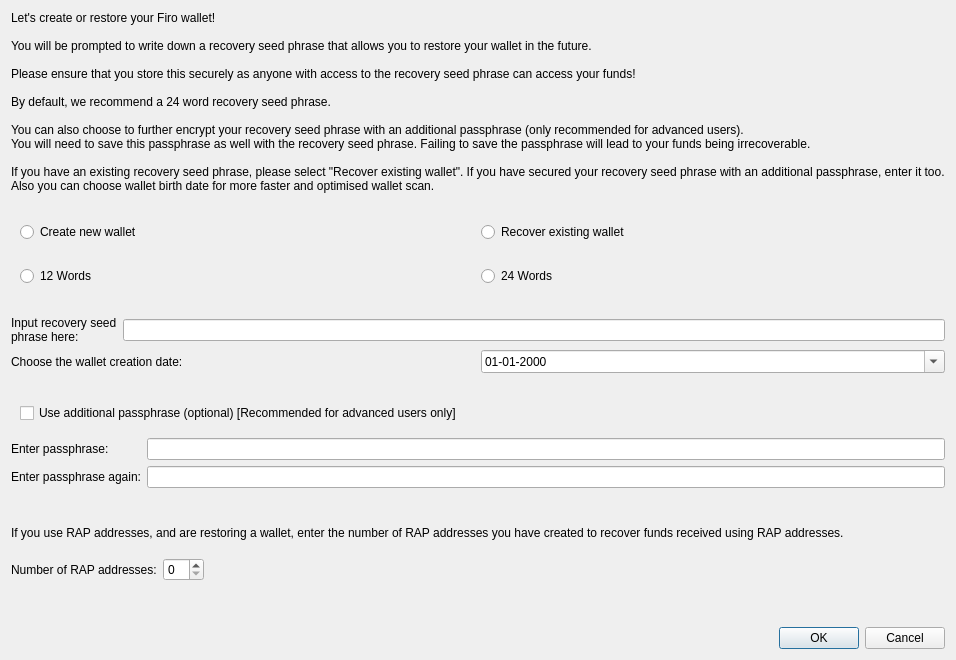
Old version of the form src/qt/forms/recover.ui in the repository firoorg/firo.
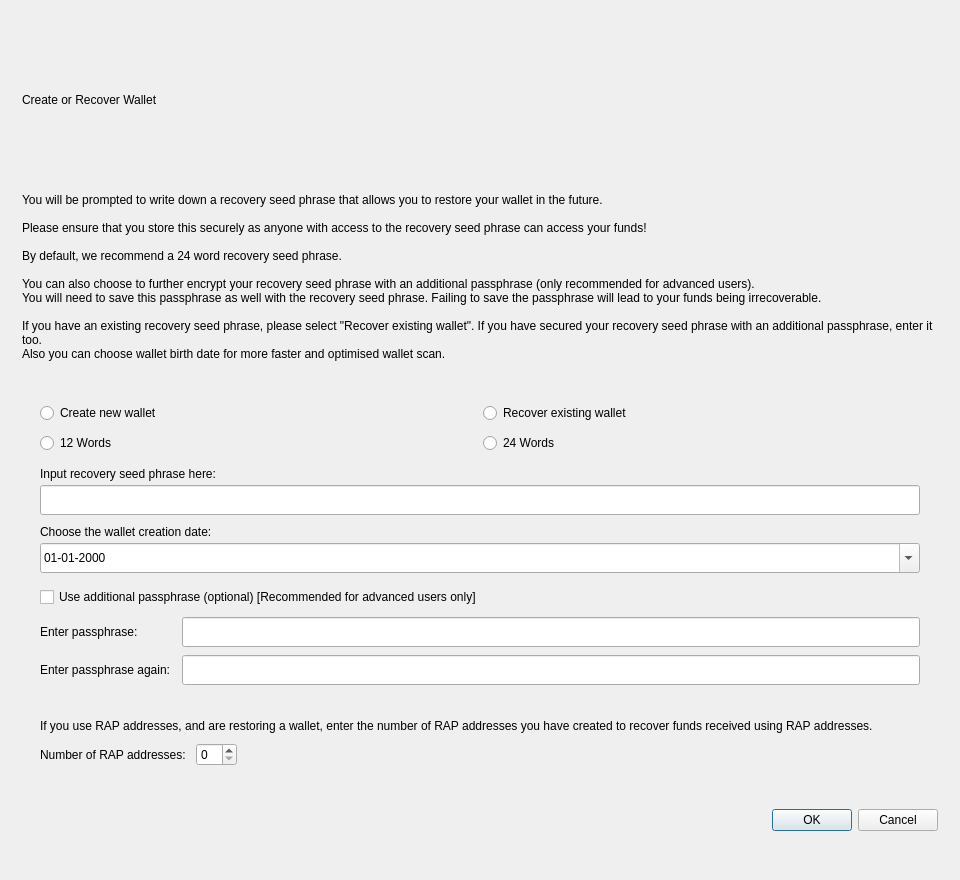
New version of the form.

```diff
--- a/src/qt/forms/recover.ui
+++ b/src/qt/forms/recover.ui
@@ -8,30 +8,171 @@
     <verstretch>0</verstretch>
    </sizepolicy>
   </property>
+  <property name="minimumSize">
+   <size>
+    <width>760</width>
+    <height>640</height>
+   </size>
+  </property>
   <property name="geometry">
    <rect>
     <x>0</x>
     <y>0</y>
-    <width>674</width>
-    <height>660</height>
+    <width>960</width>
+    <height>880</height>
    </rect>
   </property>
   <property name="windowTitle">
    <string>Create or Recover Wallet</string>
   </property>
+  <property name="styleSheet">
+   <string notr="true">QDialog#Recover {
+  background-color: #F5F6F8;
+}
+QDialog#Recover QLabel {
+  background-color: transparent;
+}
+QLabel#recoverTitle {
+  color: #1c1e22;
+  font-size: 19px;
+  font-weight: 600;
+  font-family: 'Source Sans Pro', 'Segoe UI', sans-serif;
+  margin-bottom: 2px;
+}
+QLabel#textLabel, QLabel#textLabel2, QLabel#textLabel3, QLabel#textLabel4, QLabel#textLabelDate, QLabel#textLabelPcodes, QLabel#labelPcodes {
+  color: #5c6370;
+  font-size: 12px;
+  font-family: 'Source Sans Pro', 'Segoe UI', sans-serif;
+}
+QLabel#errorMessage {
+  color: #b71c1c;
+  font-size: 12px;
+  font-weight: 500;
+}
+QFrame#recoverContentCard {
+  background-color: #FFFFFF;
+  border: 1px solid #e6e8ec;
+  border-radius: 16px;
+}
+QFrame#recoverContentCard QFrame {
+  background-color: transparent;
+  border: none;
+}
+QFrame#recoverContentCard QRadioButton {
+  color: #2d3138;
+  font-size: 12px;
+  spacing: 6px;
+  background-color: transparent;
+  border: none;
+}
+QFrame#recoverContentCard QRadioButton::indicator {
+  width: 16px;
+  height: 16px;
+}
+QFrame#recoverContentCard QRadioButton::indicator:unchecked {
+  border: 2px solid #c8ccd4;
+  border-radius: 8px;
+  background: #ffffff;
+}
+QFrame#recoverContentCard QRadioButton::indicator:checked {
+  border: 2px solid #9b1c2e;
+  border-radius: 8px;
+  background: qradialgradient(cx:0.5, cy:0.5, radius:0.45, fx:0.5, fy:0.5, stop:0 #9b1c2e, stop:0.55 #9b1c2e, stop:0.56 #ffffff, stop:1 #ffffff);
+}
+QFrame#recoverContentCard QCheckBox {
+  color: #2d3138;
+  font-size: 12px;
+  spacing: 6px;
+  background-color: transparent;
+  border: none;
+}
+QFrame#recoverContentCard QCheckBox &gt; .QLabel {
+  background-color: transparent;
+}
+QFrame#recoverContentCard QLineEdit,
+QFrame#recoverContentCard QDateEdit,
+QFrame#recoverContentCard QSpinBox {
+  min-height: 30px;
+  border: 1px solid #dfe2e8;
+  border-radius: 8px;
+  padding: 4px 10px;
+  background-color: #f3f4f6;
+  color: #1c1e22;
+  font-size: 12px;
+  selection-background-color: #9b1c2e;
+}
+QFrame#recoverContentCard QLineEdit:focus,
+QFrame#recoverContentCard QDateEdit:focus,
+QFrame#recoverContentCard QSpinBox:focus {
+  border: 1px solid #9b1c2e;
+  background-color: #ffffff;
+}
+QFrame#recoverContentCard QLineEdit:disabled,
+QFrame#recoverContentCard QDateEdit:disabled,
+QFrame#recoverContentCard QSpinBox:disabled {
+  background-color: #eceef2;
+  color: #9aa0a8;
+  border-color: #e0e2e6;
+}
+QDialog#Recover QDialogButtonBox#buttonBox QPushButton {
+  min-width: 96px;
+  min-height: 34px;
+  max-height: 42px;
+  border-radius: 8px;
+  font-size: 12px;
+  font-weight: 600;
+  padding: 7px 18px;
+  background-color: #e8eaee;
+  color: #3d424b;
+  border: 1px solid #d8dce3;
+}
+QDialog#Recover QDialogButtonBox#buttonBox QPushButton:hover {
+  background-color: #dde0e6;
+  color: #2b3038;
+}
+QDialog#Recover QDialogButtonBox#buttonBox QPushButton:default {
+  background-color: #9b1c2e;
+  color: #ffffff;
+  border: none;
+}
+QDialog#Recover QDialogButtonBox#buttonBox QPushButton:default:hover {
+  background-color: #7c1624;
+  color: #ffffff;
+}</string>
+  </property>
   <layout class="QVBoxLayout" name="verticalLayout">
+   <property name="spacing">
+    <number>12</number>
+   </property>
+   <property name="leftMargin">
+    <number>22</number>
+   </property>
+   <property name="topMargin">
+    <number>18</number>
+   </property>
+   <property name="rightMargin">
+    <number>22</number>
+   </property>
+   <property name="bottomMargin">
+    <number>28</number>
+   </property>
+   <item>
+    <widget class="QLabel" name="recoverTitle">
+     <property name="text">
+      <string>Create or Recover Wallet</string>
+     </property>
+    </widget>
+   </item>
    <item>
     <widget class="QLabel" name="textLabel">
      <property name="sizePolicy">
-      <sizepolicy hsizetype="MinimumExpanding" vsizetype="MinimumExpanding">
+      <sizepolicy hsizetype="MinimumExpanding" vsizetype="Preferred">
        <horstretch>0</horstretch>
        <verstretch>0</verstretch>
       </sizepolicy>
      </property>
      <property name="text">
-      <string>Let's create or restore your Firo wallet!
-
-You will be prompted to write down a recovery seed phrase that allows you to restore your wallet in the future.
+      <string>You will be prompted to write down a recovery seed phrase that allows you to restore your wallet in the future.
 
 Please ensure that you store this securely as anyone with access to the recovery seed phrase can access your funds!
 
@@ -45,16 +186,61 @@
       </string>
      </property>
      <property name="wordWrap">
-      <bool>false</bool>
+      <bool>true</bool>
      </property>
      <property name="margin">
-      <number>10</number>
+      <number>0</number>
      </property>
     </widget>
    </item>
+   <item>
+    <widget class="QFrame" name="recoverContentCard">
+     <property name="sizePolicy">
+      <sizepolicy hsizetype="Expanding" vsizetype="Preferred">
+       <horstretch>1</horstretch>
+       <verstretch>0</verstretch>
+      </sizepolicy>
+     </property>
+     <property name="frameShape">
+      <enum>QFrame::NoFrame</enum>
+     </property>
+     <property name="frameShadow">
+      <enum>QFrame::Plain</enum>
+     </property>
+     <layout class="QVBoxLayout" name="recoverCardLayout">
+      <property name="sizeConstraint">
+       <enum>QLayout::SetMinimumSize</enum>
+      </property>
+      <property name="spacing">
+       <number>10</number>
+      </property>
+      <property name="leftMargin">
+       <number>18</number>
+      </property>
+      <property name="topMargin">
+       <number>16</number>
+      </property>
+      <property name="rightMargin">
+       <number>18</number>
+      </property>
+      <property name="bottomMargin">
+       <number>16</number>
+      </property>
    <item>
     <widget class="QFrame" name="createorrecover">
      <layout class="QHBoxLayout" name="horizontalLayout">
+         <property name="leftMargin">
+          <number>0</number>
+         </property>
+         <property name="topMargin">
+          <number>0</number>
+         </property>
+         <property name="rightMargin">
+          <number>0</number>
+         </property>
+         <property name="bottomMargin">
+          <number>0</number>
+         </property>
       <item>
        <widget class="QRadioButton" name="createNew">
         <property name="text">
@@ -73,7 +259,7 @@
     </widget>
    </item>
    <item>
-    <layout class="QHBoxLayout" name="horizontalLayout">
+       <layout class="QHBoxLayout" name="horizontalLayoutWordsRow">
      <property name="spacing">
       <number>0</number>
      </property>
@@ -81,7 +267,7 @@
       <enum>QLayout::SetDefaultConstraint</enum>
      </property>
      <item>
-      <spacer name="horizontalSpacer">
+         <spacer name="horizontalSpacerWordsLeft">
        <property name="orientation">
         <enum>Qt::Horizontal</enum>
        </property>
@@ -99,6 +285,18 @@
      <item>
       <widget class="QFrame" name="numberofwords">
        <layout class="QHBoxLayout" name="horizontalLayout1">
+           <property name="leftMargin">
+            <number>0</number>
+            </property>
+           <property name="topMargin">
+            <number>0</number>
+            </property>
+           <property name="rightMargin">
+            <number>0</number>
+            </property>
+           <property name="bottomMargin">
+            <number>0</number>
+            </property>
         <item>
          <widget class="QRadioButton" name="use12">
           <property name="text">
@@ -119,27 +317,39 @@
     </layout>
    </item>
    <item>
-    <spacer name="horizontalSpacer">
+       <spacer name="verticalSpacerCardSmall">
      <property name="orientation">
-      <enum>Qt::Horizontal</enum>
+         <enum>Qt::Vertical</enum>
      </property>
      <property name="sizeType">
       <enum>QSizePolicy::Fixed</enum>
      </property>
      <property name="sizeHint" stdset="0">
       <size>
-       <width>0</width>
-       <height>15</height>
+          <width>20</width>
+          <height>4</height>
       </size>
      </property>
     </spacer>
    </item>
    <item>
     <layout class="QVBoxLayout" name="verticalLayout2">
+        <property name="spacing">
+         <number>10</number>
+        </property>
      <item>
-      <layout class="QHBoxLayout" name="horizontalLayout2">
+         <layout class="QVBoxLayout" name="verticalLayoutSeed">
+          <property name="spacing">
+           <number>4</number>
+          </property>
        <item>
         <widget class="QLabel" name="textLabel2">
+            <property name="sizePolicy">
+             <sizepolicy hsizetype="Preferred" vsizetype="Preferred">
+              <horstretch>0</horstretch>
+              <verstretch>0</verstretch>
+             </sizepolicy>
+            </property>
          <property name="text">
           <string>Input recovery seed phrase here:</string>
          </property>
@@ -149,14 +359,36 @@
         </widget>
        </item>
        <item>
-        <widget class="QLineEdit" name="mnemonicWords"/>
+           <widget class="QLineEdit" name="mnemonicWords">
+            <property name="sizePolicy">
+             <sizepolicy hsizetype="Expanding" vsizetype="Fixed">
+              <horstretch>1</horstretch>
+              <verstretch>0</verstretch>
+             </sizepolicy>
+            </property>
+            <property name="minimumSize">
+             <size>
+              <width>0</width>
+              <height>30</height>
+             </size>
+            </property>
+           </widget>
        </item>
       </layout>
      </item>
      <item>
-      <layout class="QHBoxLayout" name="horizontalLayoutDate">
+         <layout class="QVBoxLayout" name="verticalLayoutDate">
+          <property name="spacing">
+           <number>4</number>
+          </property>
             <item>
                   <widget class="QLabel" name="textLabelDate">
+            <property name="sizePolicy">
+             <sizepolicy hsizetype="Preferred" vsizetype="Preferred">
+              <horstretch>0</horstretch>
+              <verstretch>0</verstretch>
+             </sizepolicy>
+            </property>
                   <property name="text">
                         <string>Choose the wallet creation date:</string>
                   </property>
@@ -167,6 +399,18 @@
             </item>
             <item>
                   <widget class="QDateEdit" name="dateInput">
+            <property name="sizePolicy">
+             <sizepolicy hsizetype="Expanding" vsizetype="Fixed">
+              <horstretch>1</horstretch>
+              <verstretch>0</verstretch>
+             </sizepolicy>
+            </property>
+            <property name="minimumSize">
+             <size>
+              <width>0</width>
+              <height>30</height>
+             </size>
+            </property>
                   <property name="calendarPopup">
                         <bool>true</bool>
                   </property>
@@ -179,21 +423,20 @@
             </item>
       </layout>
     </item>
-
     </layout>
    </item>
    <item>
-    <spacer name="horizontalSpacer1">
+       <spacer name="verticalSpacerCardMid">
      <property name="orientation">
-      <enum>Qt::Horizontal</enum>
+         <enum>Qt::Vertical</enum>
      </property>
      <property name="sizeType">
       <enum>QSizePolicy::Fixed</enum>
      </property>
      <property name="sizeHint" stdset="0">
       <size>
-       <width>0</width>
-       <height>15</height>
+          <width>20</width>
+          <height>4</height>
       </size>
      </property>
     </spacer>
@@ -201,6 +444,18 @@
    <item>
     <widget class="QFrame" name="togglepassphrase">
      <layout class="QHBoxLayout" name="horizontalLayout5">
+         <property name="leftMargin">
+          <number>0</number>
+         </property>
+         <property name="topMargin">
+          <number>0</number>
+         </property>
+         <property name="rightMargin">
+          <number>0</number>
+         </property>
+         <property name="bottomMargin">
+          <number>0</number>
+         </property>
       <item>
        <widget class="QCheckBox" name="usePassphrase">
         <property name="text">
@@ -212,12 +467,33 @@
     </widget>
    </item>
    <item>
-    <layout class="QGridLayout" name="gridLayout"/>
-   </item>
-   <item>
-    <layout class="QFormLayout" name="formLayout">
-     <item row="0" column="0">
+       <layout class="QGridLayout" name="formLayout" columnstretch="0,1">
+        <property name="horizontalSpacing">
+         <number>12</number>
+        </property>
+        <property name="verticalSpacing">
+         <number>8</number>
+        </property>
+        <property name="leftMargin">
+         <number>0</number>
+        </property>
+        <property name="topMargin">
+         <number>0</number>
+        </property>
+        <property name="rightMargin">
+         <number>0</number>
+        </property>
+        <property name="bottomMargin">
+         <number>0</number>
+        </property>
+        <item row="0" column="0" alignment="Qt::AlignLeft|Qt::AlignVCenter">
       <widget class="QLabel" name="textLabel4">
+          <property name="sizePolicy">
+           <sizepolicy hsizetype="Preferred" vsizetype="Preferred">
+            <horstretch>0</horstretch>
+            <verstretch>0</verstretch>
+           </sizepolicy>
+          </property>
        <property name="text">
         <string>Enter passphrase:</string>
        </property>
@@ -228,6 +504,18 @@
      </item>
      <item row="0" column="1">
       <widget class="QLineEdit" name="mnemonicPassPhrase">
+          <property name="sizePolicy">
+           <sizepolicy hsizetype="Expanding" vsizetype="Fixed">
+            <horstretch>1</horstretch>
+            <verstretch>0</verstretch>
+           </sizepolicy>
+          </property>
+          <property name="minimumSize">
+           <size>
+            <width>0</width>
+            <height>30</height>
+           </size>
+          </property>
        <property name="echoMode">
         <enum>QLineEdit::Password</enum>
        </property>
@@ -239,8 +527,14 @@
        </property>
       </widget>
      </item>
-     <item row="1" column="0">
+        <item row="1" column="0" alignment="Qt::AlignLeft|Qt::AlignVCenter">
       <widget class="QLabel" name="textLabel3">
+          <property name="sizePolicy">
+           <sizepolicy hsizetype="Preferred" vsizetype="Preferred">
+            <horstretch>0</horstretch>
+            <verstretch>0</verstretch>
+           </sizepolicy>
+          </property>
        <property name="text">
         <string>Enter passphrase again:</string>
        </property>
@@ -251,6 +545,18 @@
      </item>
      <item row="1" column="1">
       <widget class="QLineEdit" name="mnemonicPassPhrase2">
+          <property name="sizePolicy">
+           <sizepolicy hsizetype="Expanding" vsizetype="Fixed">
+            <horstretch>1</horstretch>
+            <verstretch>0</verstretch>
+           </sizepolicy>
+          </property>
+          <property name="minimumSize">
+           <size>
+            <width>0</width>
+            <height>30</height>
+           </size>
+          </property>
        <property name="echoMode">
         <enum>QLineEdit::Password</enum>
        </property>
@@ -277,7 +583,7 @@
    <item>
     <widget class="QLabel" name="textLabelPcodes">
      <property name="sizePolicy">
-      <sizepolicy hsizetype="MinimumExpanding" vsizetype="MinimumExpanding">
+         <sizepolicy hsizetype="MinimumExpanding" vsizetype="Preferred">
        <horstretch>0</horstretch>
        <verstretch>0</verstretch>
       </sizepolicy>
@@ -286,10 +592,10 @@
       <string>If you use RAP addresses, and are restoring a wallet, enter the number of RAP addresses you have created to recover funds received using RAP addresses.</string>
      </property>
      <property name="wordWrap">
-      <bool>false</bool>
+         <bool>true</bool>
      </property>
      <property name="margin">
-      <number>10</number>
+         <number>0</number>
      </property>
     </widget>
    </item>
@@ -324,21 +630,53 @@
      </item>
     </layout>
    </item>
+     </layout>
+    </widget>
+   </item>
    <item>
-    <spacer name="verticalSpacer">
+    <layout class="QHBoxLayout" name="horizontalLayoutButtonRow">
+     <property name="spacing">
+      <number>10</number>
+     </property>
+     <property name="topMargin">
+      <number>8</number>
+     </property>
+     <property name="bottomMargin">
+      <number>14</number>
+     </property>
+     <item>
+      <spacer name="horizontalSpacerButtonStretch">
      <property name="orientation">
-      <enum>Qt::Vertical</enum>
+        <enum>Qt::Horizontal</enum>
+       </property>
+       <property name="sizeType">
+        <enum>QSizePolicy::Expanding</enum>
      </property>
      <property name="sizeHint" stdset="0">
       <size>
-       <width>20</width>
-       <height>40</height>
+         <width>0</width>
+         <height>0</height>
       </size>
      </property>
     </spacer>
    </item>
    <item>
     <widget class="QDialogButtonBox" name="buttonBox">
+       <property name="minimumSize">
+        <size>
+         <width>200</width>
+         <height>36</height>
+        </size>
+       </property>
+       <property name="sizePolicy">
+        <sizepolicy hsizetype="Minimum" vsizetype="Fixed">
+         <horstretch>0</horstretch>
+         <verstretch>0</verstretch>
+        </sizepolicy>
+       </property>
+       <property name="centerButtons">
+        <bool>false</bool>
+       </property>
      <property name="orientation">
       <enum>Qt::Horizontal</enum>
      </property>
@@ -346,6 +684,8 @@
       <set>QDialogButtonBox::Cancel|QDialogButtonBox::Ok</set>
      </property>
     </widget>
+     </item>
+    </layout>
    </item>
   </layout>
  </widget>
```
Lines whose indentation alone changed are shown as unchanged.
